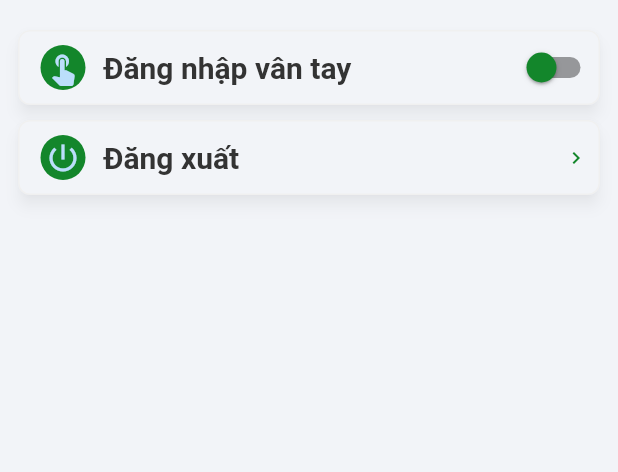
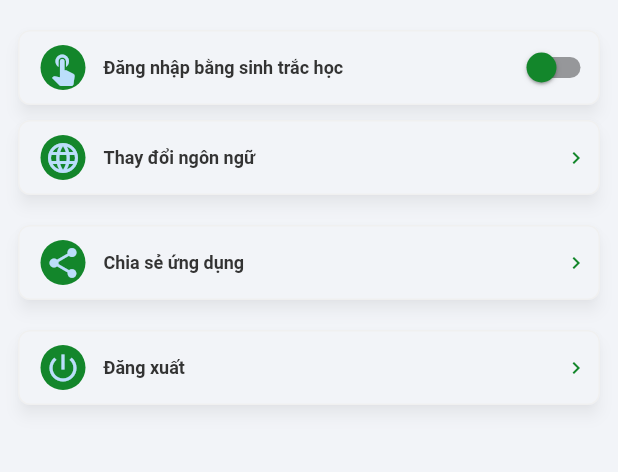
Before and after one commit to GoTrust-BaoNH/GoTrust-BaoNH, a Flutter app: the HomeScreen screen opened by its route, after a tap on "GoTrust Live!", on a phone screen of 412 x 824 dp, the part 84-556 px from its top. Run offline on Flutter 3.47's test engine with Material 2 defaults, Android fonts, the phone set to English and light mode, and no system bars; our stand-ins replace carousel_slider, connectivity, dots_indicator, equatable, extended_image, firebase_auth and 14 more; missing offline and left inert: artemis, flutter_facebook_auth, gql, qr_code_scanner, shared_preferences_web; accounts and stored records are empty; network calls fail; Roboto replaces fonts that are missing (Mulish); statements that could not run were skipped.

Commit message:
Support change language/share app/open app

```diff
--- a/lib/modules/home/controller/home_controller.dart
+++ b/lib/modules/home/controller/home_controller.dart
@@ -1,5 +1,6 @@
 import 'package:flutter/cupertino.dart';
 import 'package:flutter/material.dart';
+import 'package:flutter/services.dart';
 import 'package:get/get.dart';
 import 'package:go_trust/data/base/base_controller.dart';
 import 'package:go_trust/resource/assets_constant/icon_constants.dart';
@@ -9,6 +10,7 @@ import 'package:go_trust/shared/constants/common.dart';
 import 'package:go_trust/shared/dialog_manager/services/dialog_service.dart';
 import 'package:go_trust/shared/network/constants/constants.dart';
 import 'package:shared_preferences/shared_preferences.dart';
+import 'package:uni_links/uni_links.dart';
 
 import '../../../data/repository/api_repository.dart';
 import '../../../shared/constants/storage.dart';
@@ -68,6 +70,7 @@ class HomeController extends BaseController {
   @override
   Future<void> onInit() async {
     await super.onInit();
+    receiveFromAnotherApp();
   }
 
   @override
@@ -162,6 +165,28 @@ class HomeController extends BaseController {
     await prefs.setString(StorageConstants.language, dialogResult.language);
   }
 
+  Future<void> receiveFromAnotherApp() async {
+    try {
+      final initialInfo = await getInitialLink();
+      if (initialInfo != null) {
+        // TODO: receive infomation
+        showError(content: initialInfo);
+      }
+    } on PlatformException {
+      print('error');
+    }
+  }
+
+  void showError({required String content}) {
+    Get.snackbar(
+      'error'.tr,
+      content,
+      backgroundColor: Colors.red,
+      colorText: Colors.white,
+      snackPosition: SnackPosition.BOTTOM,
+    );
+  }
+
   @override
   void onClose() {
     super.onClose();
--- a/lib/modules/settings/view/settings_screen.dart
+++ b/lib/modules/settings/view/settings_screen.dart
@@ -17,7 +17,15 @@ class SettingsScreen extends GetView<SettingsController> {
             Obx(() {
               return _buildBiometricSettingWidget(context);
             }),
-            _buildLogoutSettingWidget(context),
+            _buildCardItem(context, Icons.language, 'settings_change_language'.tr, () async {
+              await controller.changeLanguage();
+            }),
+            _buildCardItem(context, Icons.share, 'settings_invite_app'.tr, () async {
+              await controller.shareApp();
+            }),
+            _buildCardItem(context, Icons.power_settings_new, 'settings_logout'.tr, () async {
+              await controller.confirmLogout();
+            }),
           ],
         ),
       ),
@@ -47,8 +55,8 @@ class SettingsScreen extends GetView<SettingsController> {
               ),
               const SizedBox(width: 12),
               Text(
-                'Đăng nhập vân tay',
-                style: Theme.of(context).textTheme.headline1,
+                'settings_biometrics'.tr,
+                style: Theme.of(context).textTheme.subtitle1,
               ),
               const Spacer(),
               // Icon(Icons.navigate_next, color: context.theme.primaryColor),
@@ -65,13 +73,13 @@ class SettingsScreen extends GetView<SettingsController> {
     );
   }
 
-  Widget _buildLogoutSettingWidget(BuildContext context) {
+  Widget _buildCardItem(BuildContext context, IconData icon, String title, Function onTap) {
     return Container(
       width: double.infinity,
       margin: const EdgeInsets.only(left: 12, right: 12, bottom: 20),
       child: GestureDetector(
-        onTap: () async {
-          await controller.confirmLogout();
+        onTap: () {
+          onTap();
         },
         child: Card(
           child: Container(
@@ -84,16 +92,16 @@ class SettingsScreen extends GetView<SettingsController> {
                   child: CircleAvatar(
                     backgroundColor: Get.theme.primaryColor,
                     radius: 66,
-                    child: const Icon(
-                      Icons.power_settings_new,
+                    child: Icon(
+                      icon,
                       size: 24,
                     ),
                   ),
                 ),
                 const SizedBox(width: 12),
                 Text(
-                  'Đăng xuất',
-                  style: Theme.of(context).textTheme.headline1,
+                  title,
+                  style: Theme.of(context).textTheme.subtitle1,
                 ),
                 const Spacer(),
                 Icon(Icons.navigate_next, color: Get.theme.primaryColor),
--- a/lib/resource/lang/translations/en_US.dart
+++ b/lib/resource/lang/translations/en_US.dart
@@ -98,16 +98,14 @@ const Map<String, String> en_US = {
   'buy_now': 'Buy now',
   'note_insurance_vehicle':
       'Motor vehicle owner\'s liability insurance is a document that is obligatory for drivers of cars and motorcycles to carry when participating in traffic',
-  'example_insurance_vehicle':
-      'Civil liability insurance is responsible for indemnifying the “third party” when an accident occurs.',
+  'example_insurance_vehicle': 'Civil liability insurance is responsible for indemnifying the “third party” when an accident occurs.',
   'has_insurance': 'When you have insurance',
   'no_insurance': 'When there is no insurance',
   'cost': 'Cost',
   'year': 'year',
   'legal_e_certificates': 'Legal e-certificates, no need to carry paper cards',
   'compensation_property': 'Compensation for the victim\'s property due to the accident up to @value million VND/case',
-  'compensation_medical_expenses':
-      'Compensation for medical expenses and death for victims due to accidents is up to @value million VND/person/casẹ',
+  'compensation_medical_expenses': 'Compensation for medical expenses and death for victims due to accidents is up to @value million VND/person/casẹ',
   'disadvantages_no_insurance': 'Disadvantages of not having credit insurance',
   'fined_up_insurance': 'Being fined up to @value VND for not having insurance when being checked',
   'self_compensation_victim_insurance': 'Self-compensation for the victim\'s property due to the accident',
@@ -152,4 +150,8 @@ const Map<String, String> en_US = {
   'extension': 'Extension',
   'contract_code': 'Contract Code',
   'value': 'Value',
+  'settings_biometrics': 'Login with biometrics',
+  'settings_change_language': 'Change languages',
+  'settings_invite_app': 'Share app',
+  'settings_logout': 'Logout',
 };
--- a/lib/resource/lang/translations/vi_VN.dart
+++ b/lib/resource/lang/translations/vi_VN.dart
@@ -106,8 +106,7 @@ const Map<String, String> vi_VN = {
   'year': 'năm',
   'legal_e_certificates': 'Giấy chứng nhận điện tử hợp pháp, không cần mang theo thẻ giấy',
   'compensation_property': 'Bồi thường cho tài sản của nạn nhân do gây tai nạn đến @value triệu đồng/vụ',
-  'compensation_medical_expenses':
-      'Bồi thường chi phí y tế, tử vong cho nạn nhân do gây tai nạn đến @value triệu đồng/người/vụ',
+  'compensation_medical_expenses': 'Bồi thường chi phí y tế, tử vong cho nạn nhân do gây tai nạn đến @value triệu đồng/người/vụ',
   'disadvantages_no_insurance': 'Bất lợi khi không có bảo hiểm TNDSBB',
   'fined_up_insurance': 'Bị phạt tiền đến @value do không có bảo hiểm khi bị kiểm tra',
   'self_compensation_victim_insurance': 'Tự bồi thường tài sản của nạn nhân do gây tai nạn',
@@ -152,4 +151,8 @@ const Map<String, String> vi_VN = {
   'extension': 'Gia hạn',
   'contract_code': 'Mã hợp đồng',
   'value': 'Giá trị',
+  'settings_biometrics': 'Đăng nhập bằng sinh trắc học',
+  'settings_change_language': 'Thay đổi ngôn ngữ',
+  'settings_invite_app': 'Chia sẻ ứng dụng',
+  'settings_logout': 'Đăng xuất',
 };
--- a/lib/shared/constants/common.dart
+++ b/lib/shared/constants/common.dart
@@ -27,3 +27,7 @@ const GraphQLServiceUrl = 'GraphQLServiceUrl';
 const WebSocketGraphQLUrl = 'WebSocketGraphQLUrl';
 const MediaApiEnvironment = 'MediaApiEnvironment';
 const DefaultLanguageCode = 'DefaultLanguageCode';
+
+// URL DOWNLOAD APP
+const URL_ANDROID = 'https://play.google.com/store/apps/details?id=com.zhiliaoapp.musically&hl=vi&gl=US';
+const URL_IOS = 'https://apps.apple.com/vn/app/tiktok/id1235601864?l=vi';
--- a/pubspec.yaml
+++ b/pubspec.yaml
@@ -40,6 +40,8 @@ dependencies:
   intl: ^0.17.0
   carousel_slider: ^4.0.0
   dots_indicator: ^2.0.0
+  share: ^2.0.4
+  uni_links: ^0.5.1
 
   # GraphQL
   graphql_flutter: ^5.0.0-nullsafety.5
```
Also changed, not shown: lib/modules/settings/controller/settings_controller.dart (+31 -0 lines), pubspec.lock, 4 other files.
